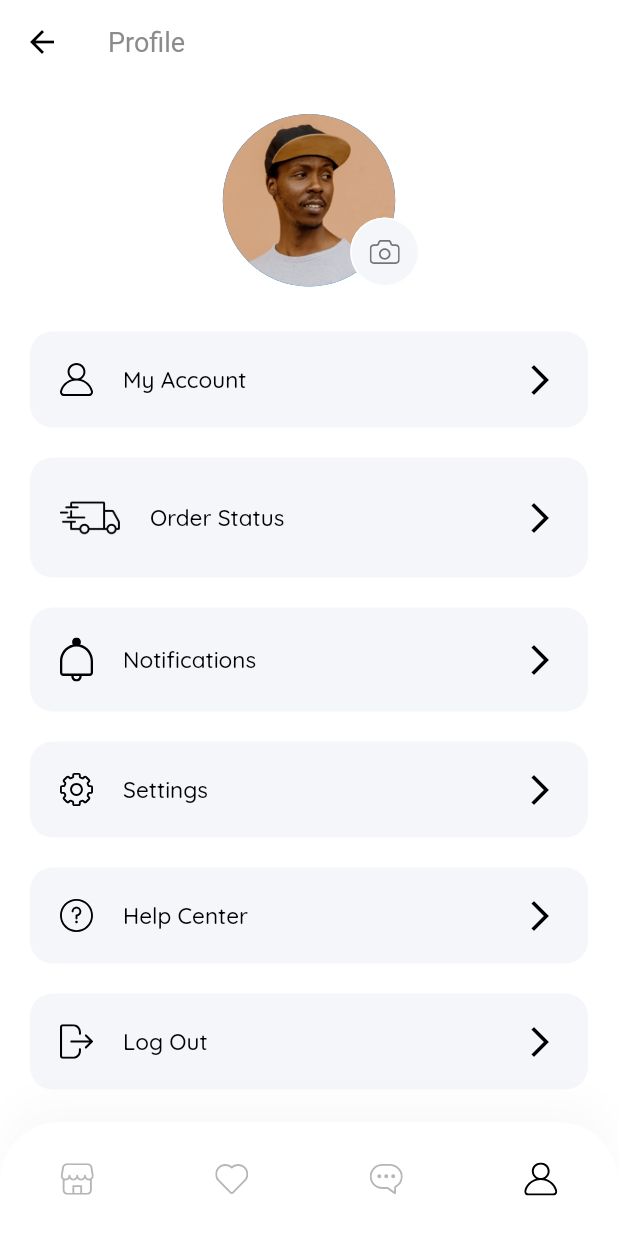
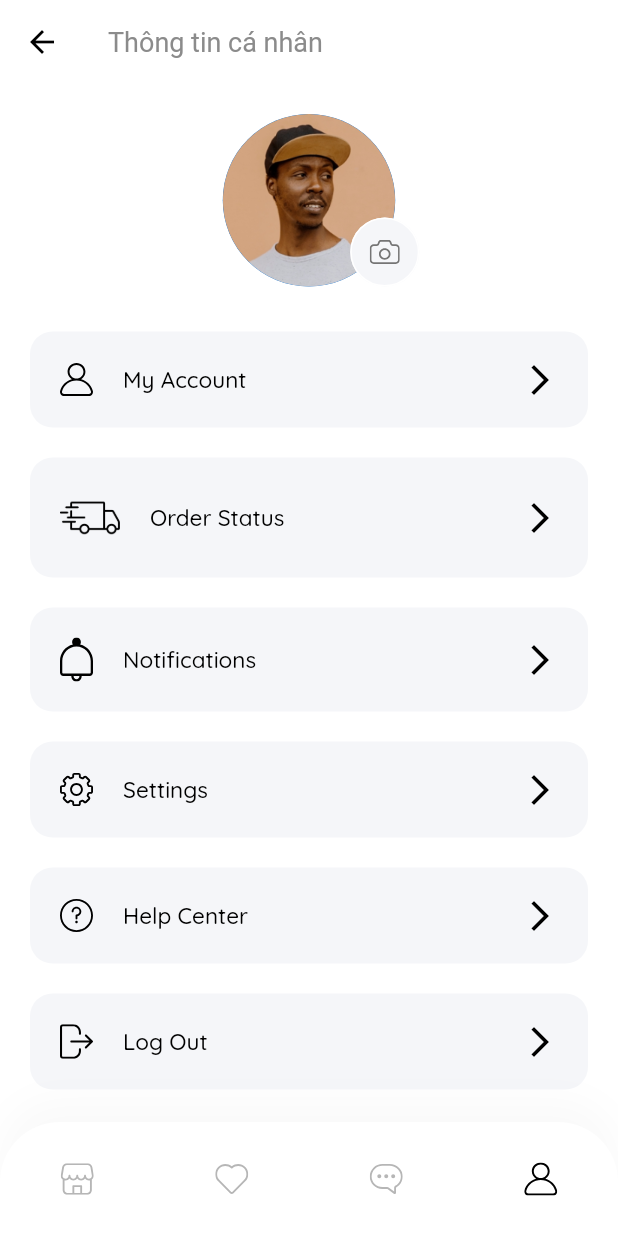
Before and after one commit to khoapc2/big-size-fashion-mob, a Flutter app: the ProfileScreen screen opened by its route, on a phone screen of 412 x 824 dp. Run offline on Flutter 3.47's test engine with Material 2 defaults, Android fonts, the light colour scheme and no system bars; our stand-ins replace flutter_datetime_picker, flutter_svg; Roboto replaces fonts that are missing (QuickSandMedium).

Commit message:
no message

```diff
--- a/lib/screens/profile/profile_screen.dart
+++ b/lib/screens/profile/profile_screen.dart
@@ -10,7 +10,7 @@ class ProfileScreen extends StatelessWidget {
   Widget build(BuildContext context) {
     return Scaffold(
       appBar: AppBar(
-        title: Text("Profile"),
+        title: Text("Thông tin cá nhân"),
       ),
       body: Body(),
       bottomNavigationBar: CustomBottomNavBar(selectedMenu: MenuState.profile),
```
Also changed, not shown: 1 other file.
